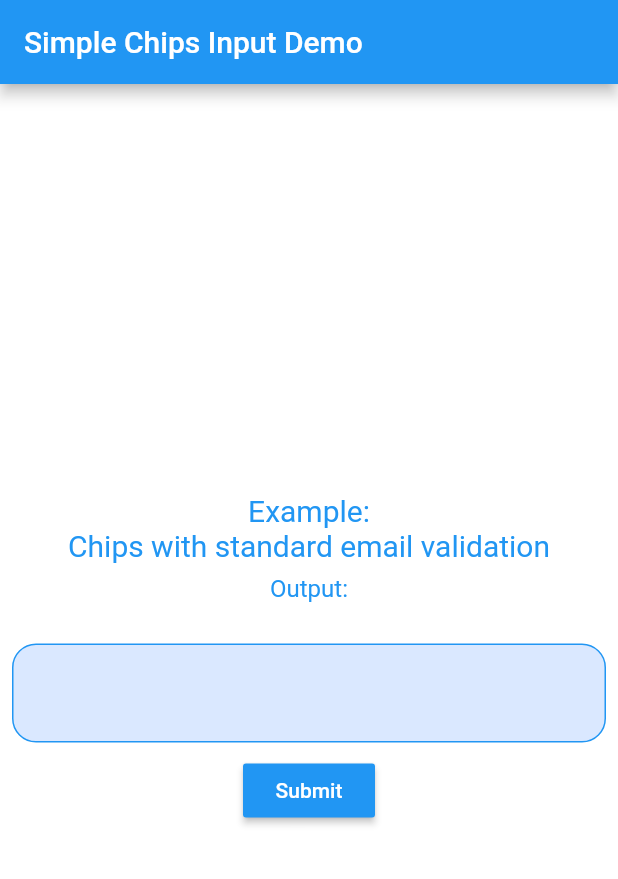
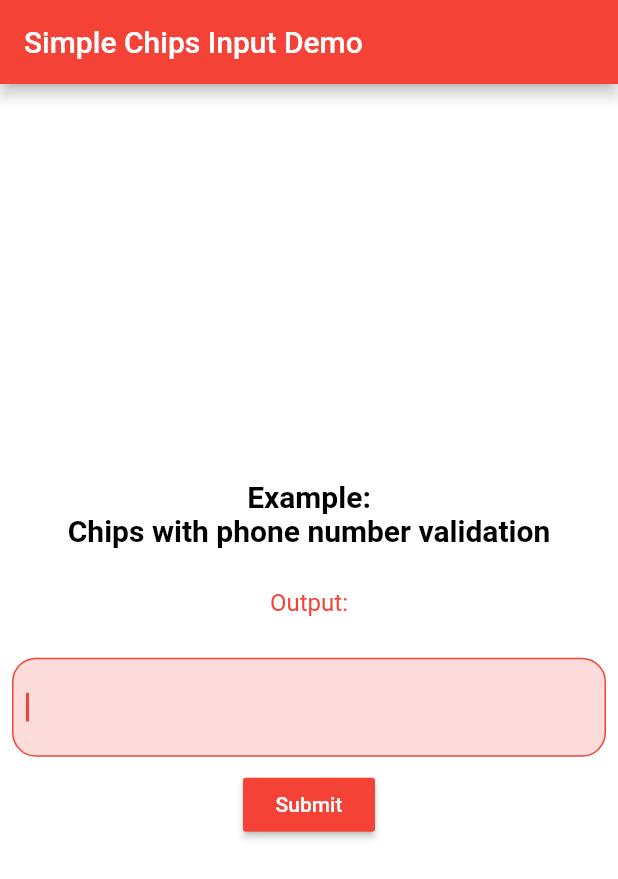
Before and after one commit to danger-ahead/simple_chips_input, a Flutter app: the screen it shows after launch, on a phone screen of 412 x 824 dp. Shown: the top 879 px of the screen. Run offline on Flutter 3.47's test engine with Material 2 defaults, Android fonts, the phone set to English and light mode, and no system bars.

Commit message:
added onChipDelete, fixed autoFocus, added focusNode [0.3.0]

```diff
--- a/example/lib/main.dart
+++ b/example/lib/main.dart
@@ -14,7 +14,7 @@ class MyApp extends StatelessWidget {
     return MaterialApp(
       title: 'Flutter Demo',
       theme: ThemeData(
-        primarySwatch: Colors.blue,
+        primarySwatch: Colors.red,
       ),
       home: const MyHomePage(title: 'Simple Chips Input Demo'),
     );
@@ -32,7 +32,17 @@ class MyHomePage extends StatefulWidget {
 
 class _MyHomePageState extends State<MyHomePage> {
   String output = '';
+  String? deletedChip, deletedChipIndex;
   final key = GlobalKey<FormState>();
+  final FocusNode focusNode = FocusNode();
+  final TextFormFieldStyle style = const TextFormFieldStyle(
+    keyboardType: TextInputType.phone,
+    cursorColor: Colors.red,
+    decoration: InputDecoration(
+      contentPadding: EdgeInsets.all(0.0),
+      border: InputBorder.none,
+    ),
+  );
 
   @override
   Widget build(BuildContext context) {
@@ -47,27 +57,39 @@ class _MyHomePageState extends State<MyHomePage> {
           const Padding(
             padding: EdgeInsets.only(bottom: 8.0),
             child: Text(
-              'Example:\nChips with standard email validation',
+              'Example:\nChips with phone number validation',
               textAlign: TextAlign.center,
-              style: TextStyle(fontSize: 20, color: Colors.blue),
+              style: TextStyle(
+                  fontSize: 20,
+                  fontWeight: FontWeight.bold,
+                  color: Colors.black),
             ),
+          ),
+          Text(
+            deletedChip != null
+                ? 'Deleted chip: $deletedChip at index $deletedChipIndex'
+                : '',
+            textAlign: TextAlign.center,
+            style: const TextStyle(fontSize: 16, color: Colors.red),
           ),
           Text(
             'Output:\n$output',
             textAlign: TextAlign.center,
-            style: const TextStyle(fontSize: 16, color: Colors.blue),
+            style: const TextStyle(fontSize: 16, color: Colors.red),
           ),
           Padding(
             padding: const EdgeInsets.all(8.0),
             child: SimpleChipsInput(
               separatorCharacter: ",",
+              focusNode: focusNode,
               validateInput: true,
+              autoFocus: true,
               formKey: key,
+              textFormFieldStyle: style,
               validateInputMethod: (String value) {
-                final emailRegExp = RegExp(
-                    r"^[a-zA-Z0-9.a-zA-Z0-9.!#$%&'*+-/=?^_`{|}~]+@[a-zA-Z0-9]+\.[a-zA-Z]+");
-                if (!emailRegExp.hasMatch(value)) {
-                  return 'Please enter a valid email';
+                final phoneNumberRegExp = RegExp(r'(^(?:[+0]9)?[0-9]{10,12}$)');
+                if (!phoneNumberRegExp.hasMatch(value)) {
+                  return 'Enter a valid phone number';
                 }
               },
               onSubmitted: (p0) {
@@ -75,25 +97,38 @@ class _MyHomePageState extends State<MyHomePage> {
                   output = p0;
                 });
               },
+              onChipDeleted: (p0, p1) {
+                setState(() {
+                  deletedChip = p0;
+                  deletedChipIndex = p1.toString();
+                });
+              },
               onSaved: ((p0) {
                 setState(() {
                   output = p0;
                 });
               }),
+              chipTextStyle: const TextStyle(
+                color: Colors.black,
+                fontSize: 16,
+              ),
+              deleteIcon: Icons.delete,
+              deleteIconColor: Colors.black,
               widgetContainerDecoration: BoxDecoration(
-                color: Colors.blueAccent.withOpacity(0.2),
+                color: Colors.redAccent.withOpacity(0.2),
                 borderRadius: BorderRadius.circular(16.0),
-                border: Border.all(color: Colors.blue),
+                border: Border.all(color: Colors.red),
               ),
               chipContainerDecoration: BoxDecoration(
-                color: Colors.blue,
+                color: Colors.yellow,
+                border: Border.all(color: Colors.black),
                 borderRadius: BorderRadius.circular(50),
               ),
               placeChipsSectionAbove: false,
             ),
           ),
           MaterialButton(
-            color: Colors.blue,
+            color: Colors.red,
             onPressed: (() {
               key.currentState!.save();
             }),
--- a/lib/src/simple_chips_input.dart
+++ b/lib/src/simple_chips_input.dart
@@ -21,6 +21,7 @@ class SimpleChipsInput extends StatefulWidget {
     this.textFormFieldStyle = const TextFormFieldStyle(),
     this.chipTextStyle = const TextStyle(color: Colors.white),
     this.deleteIconPadding = const EdgeInsets.only(left: 5.0),
+    this.focusNode,
     this.autoFocus = false,
     this.controller,
     this.createCharacter = ' ',
@@ -36,6 +37,7 @@ class SimpleChipsInput extends StatefulWidget {
     this.onEditingComplete,
     this.onSubmitted,
     this.onSaved,
+    this.onChipDeleted,
   });
 
   /// Character to seperate the output. For example: ' ' will seperate the output by space.
@@ -58,6 +60,9 @@ class SimpleChipsInput extends StatefulWidget {
 
   /// Decoration for the chip container.
   final BoxDecoration chipContainerDecoration;
+
+  /// FocusNode for the text field.
+  final FocusNode? focusNode;
 
   /// Controller for the textfield.
   final TextEditingController? controller;
@@ -106,6 +111,9 @@ class SimpleChipsInput extends StatefulWidget {
   final void Function(String)? onSubmitted;
   final void Function(String)? onSaved;
 
+  /// Callback when a chip is deleted. Returns the deleted chip content and index.
+  final void Function(String, int)? onChipDeleted;
+
   @override
   State<SimpleChipsInput> createState() => _SimpleChipsInputState();
 }
@@ -115,6 +123,7 @@ class _SimpleChipsInputState extends State<SimpleChipsInput> {
   // ignore: prefer_typing_uninitialized_variables
   late final _formKey;
   final List<String> _chipsText = [];
+  late final FocusNode _focusNode;
 
   String _output = '';
 
@@ -123,6 +132,7 @@ class _SimpleChipsInputState extends State<SimpleChipsInput> {
     super.initState();
     _controller = widget.controller ?? TextEditingController();
     _formKey = widget.formKey ?? GlobalKey<FormState>();
+    _focusNode = widget.focusNode ?? FocusNode();
   }
 
   List<Widget> _buildChipsSection() {
@@ -146,9 +156,13 @@ class _SimpleChipsInputState extends State<SimpleChipsInput> {
                 padding: widget.deleteIconPadding,
                 child: GestureDetector(
                   onTap: () {
+                    widget.onChipDeleted?.call(_chipsText[i], i);
                     setState(() {
                       _chipsText.removeAt(i);
                     });
+                    // if (widget.onChipDeleted != null) {
+                    //   widget.onChipDeleted!(_chipsText[i], i);
+                    // }
                   },
                   child: Icon(
                     widget.deleteIcon,
@@ -178,7 +192,6 @@ class _SimpleChipsInputState extends State<SimpleChipsInput> {
                 ..._buildChipsSection(),
               ],
               RawKeyboardListener(
-                autofocus: widget.autoFocus,
                 focusNode: FocusNode(),
                 onKey: (event) {
                   if (event.data.logicalKey.keyLabel == widget.eraseKeyLabel) {
@@ -191,6 +204,7 @@ class _SimpleChipsInputState extends State<SimpleChipsInput> {
                 },
                 child: TextFormField(
                   autofocus: widget.autoFocus,
+                  focusNode: _focusNode,
                   controller: _controller,
                   keyboardType: widget.textFormFieldStyle.keyboardType,
                   maxLines: widget.textFormFieldStyle.maxLines,
--- a/pubspec.yaml
+++ b/pubspec.yaml
@@ -1,6 +1,6 @@
 name: simple_chips_input
 description: Flutter package for creating chips while typing like in Gmail app.
-version: 0.2.3
+version: 0.3.0
 homepage: https://github.com/danger-ahead/simple_chips_input
 
 environment:
```
Also changed, not shown: example/pubspec.lock, 2 other files.
